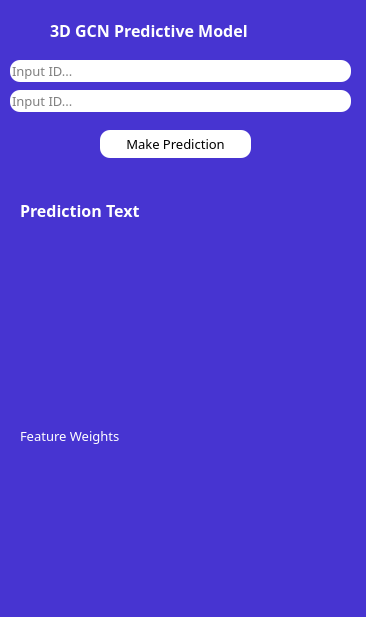
Above: Code/ModelView.ui from MarcusAbraham/Dissertation before the change. Below: the same form after it.
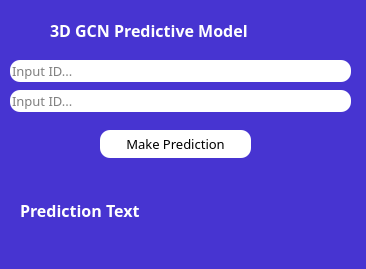
That is the form after the change.

```diff
--- a/Code/ModelView.ui
+++ b/Code/ModelView.ui
@@ -7,7 +7,7 @@
     <x>0</x>
     <y>0</y>
     <width>366</width>
-    <height>617</height>
+    <height>269</height>
    </rect>
   </property>
   <property name="font">
@@ -160,28 +160,6 @@
      <string>Prediction Text</string>
     </property>
    </widget>
-   <widget class="QLabel" name="label">
-    <property name="geometry">
-     <rect>
-      <x>20</x>
-      <y>270</y>
-      <width>321</width>
-      <height>331</height>
-     </rect>
-    </property>
-    <property name="font">
-     <font>
-      <family>Rockwell</family>
-      <pointsize>10</pointsize>
-     </font>
-    </property>
-    <property name="styleSheet">
-     <string notr="true">color: rgb(255, 255, 255)</string>
-    </property>
-    <property name="text">
-     <string>Feature Weights</string>
-    </property>
-   </widget>
    <zorder>Prediction</zorder>
    <zorder>Id1</zorder>
    <zorder>Id2</zorder>
```
Left out of the diff: 1 changed line with no effect on the pictures.
